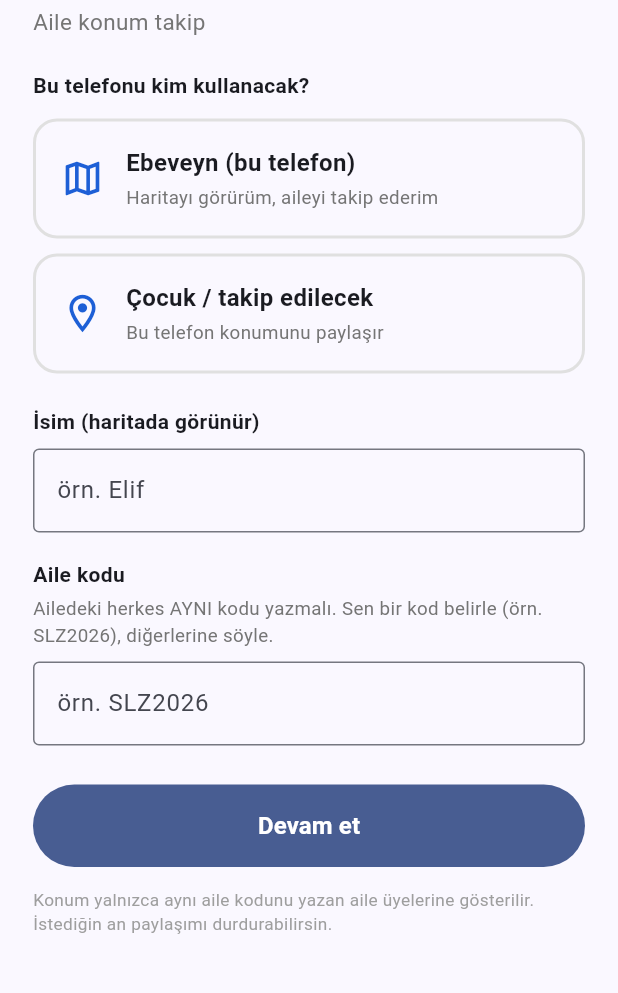
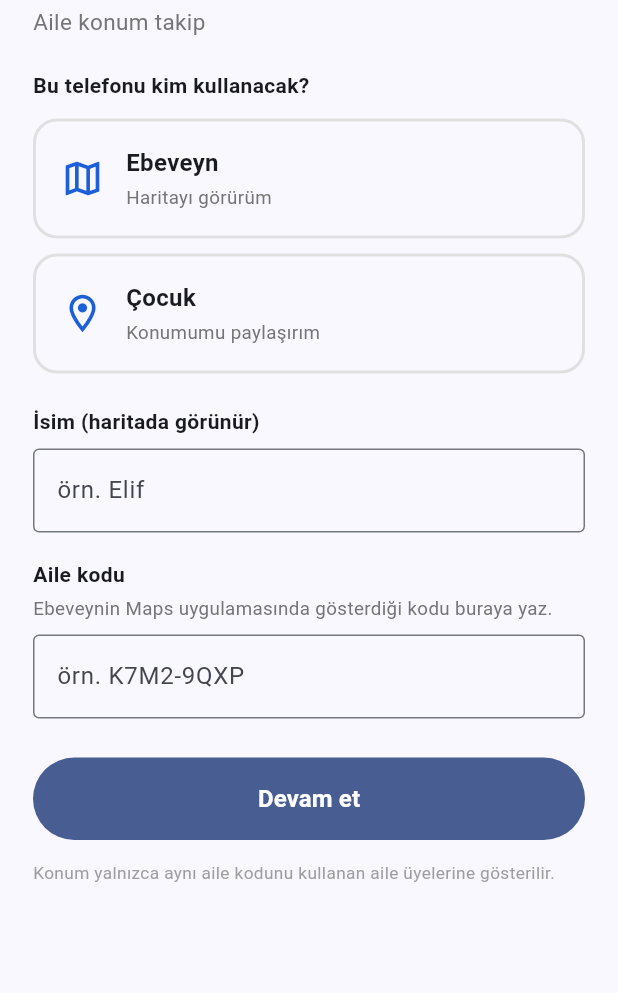
Before and after one commit to fenurgul-crypto/Riza-Bey, a Flutter app: the screen it shows after launch, after a tap on "Devam et", on a phone screen of 412 x 824 dp, the part 105-1098 px from its top. Run offline on Flutter 3.47's test engine with Material 3 defaults, Android fonts, the phone set to English and light mode, and no system bars; our stand-ins replace firebase_auth, firebase_core, firebase_database, flutter_map, geolocator, latlong2 and 1 more; accounts and stored records are empty; network calls fail.

Commit message:
İki isimli uygulama (Maps/FM) + anonim auth + sıkı kurallar + testler
- Rol derlemeyle sabit: Maps (ebeveyn), FM (çocuk); ayrı applicationId
- Firebase Anonymous Auth (güvenlik), graceful (auth kapalıysa yine çalışır)
- Ebeveyn güçlü aile kodu üretir/gösterir; çocuk kodu girer
- database.rules.json: auth zorunlu + veri doğrulama + kök kilit
- Birim testler (parseUyeler, agoText, uret); CI'da analyze + test + 2 APK
- SABAH-KURULUM.md: kurulum + güvenlik adımları

Co-Authored-By: Claude Opus 4.8 <noreply@anthropic.com>
Claude-Session: https://claude.ai/code/session_01DnC5pGfzv53S7Ypprq2SU1

```diff
--- a/app/lib/main.dart
+++ b/app/lib/main.dart
@@ -1,6 +1,9 @@
 import 'dart:async';
+import 'dart:math';
 import 'package:flutter/material.dart';
+import 'package:flutter/services.dart';
 import 'package:firebase_core/firebase_core.dart';
+import 'package:firebase_auth/firebase_auth.dart';
 import 'package:firebase_database/firebase_database.dart';
 import 'package:geolocator/geolocator.dart';
 import 'package:flutter_map/flutter_map.dart';
@@ -10,9 +13,21 @@ import 'firebase_options.dart';
 
 const Color kBrand = Color(0xFF1D5FD6);
 
+/// Rol derleme sırasında sabitlenir: "ebeveyn" (Maps) veya "cocuk" (FM).
+/// Boşsa tek uygulamada kullanıcı seçer.
+const String kRole = String.fromEnvironment('ROLE', defaultValue: '');
+String get kAppName => kRole == 'cocuk' ? 'FM' : (kRole == 'ebeveyn' ? 'Maps' : 'Rıza Bey');
+
 Future<void> main() async {
   WidgetsFlutterBinding.ensureInitialized();
   await Firebase.initializeApp(options: DefaultFirebaseOptions.currentPlatform);
+  // Güvenlik: her istemci anonim olarak kimlik doğrular (auth != null kuralı için).
+  // Anonim giriş konsolda henüz açık değilse uygulama yine de çalışsın diye hata yutulur.
+  try {
+    if (FirebaseAuth.instance.currentUser == null) {
+      await FirebaseAuth.instance.signInAnonymously();
+    }
+  } catch (_) {}
   runApp(const RizaApp());
 }
 
@@ -21,7 +36,7 @@ class RizaApp extends StatelessWidget {
   @override
   Widget build(BuildContext context) {
     return MaterialApp(
-      title: 'Rıza Bey',
+      title: kAppName,
       debugShowCheckedModeBanner: false,
       theme: ThemeData(colorSchemeSeed: kBrand, useMaterial3: true),
       home: const Gate(),
@@ -29,7 +44,12 @@ class RizaApp extends StatelessWidget {
   }
 }
 
-/// Kurulum yapıldı mı diye bakıp doğru ekrana yönlendirir.
+String uret(int n) {
+  const abc = 'ABCDEFGHJKLMNPQRSTUVWXYZ23456789'; // karışması kolay harfler çıkarıldı
+  final r = Random.secure();
+  return List.generate(n, (_) => abc[r.nextInt(abc.length)]).join();
+}
+
 class Gate extends StatefulWidget {
   const Gate({super.key});
   @override
@@ -48,19 +68,20 @@ class _GateState extends State<Gate> {
 
   Future<void> _load() async {
     final p = await SharedPreferences.getInstance();
-    _rol = p.getString('rol');
+    _rol = p.getString('rol') ?? (kRole.isNotEmpty ? kRole : null);
     _ad = p.getString('ad');
     _kod = p.getString('kod');
     _cihaz = p.getString('cihaz');
     if (_cihaz == null) {
-      _cihaz = 'c${DateTime.now().millisecondsSinceEpoch}';
+      _cihaz = 'c${DateTime.now().millisecondsSinceEpoch}${uret(4)}';
       await p.setString('cihaz', _cihaz!);
     }
     setState(() => _loading = false);
   }
 
   void _reset() => setState(() {
-        _rol = null;
+        _ad = null;
+        _kod = null;
       });
 
   @override
@@ -68,28 +89,25 @@ class _GateState extends State<Gate> {
     if (_loading) {
       return const Scaffold(body: Center(child: CircularProgressIndicator()));
     }
-    if (_rol == null || _ad == null || _kod == null) {
-      return SetupScreen(onDone: (rol, ad, kod) {
-        setState(() {
+    final kurulumBitti = _ad != null && _kod != null && (_rol != null);
+    if (!kurulumBitti) {
+      return SetupScreen(
+        sabitRol: kRole.isNotEmpty ? kRole : null,
+        onDone: (rol, ad, kod) => setState(() {
           _rol = rol;
           _ad = ad;
           _kod = kod;
-        });
-      });
+        }),
+      );
     }
-    return HomeScreen(
-      rol: _rol!,
-      ad: _ad!,
-      kod: _kod!,
-      cihaz: _cihaz!,
-      onReset: _reset,
-    );
+    return HomeScreen(rol: _rol!, ad: _ad!, kod: _kod!, cihaz: _cihaz!, onReset: _reset);
   }
 }
 
 class SetupScreen extends StatefulWidget {
+  final String? sabitRol; // derlemeyle sabit rol (Maps/FM); null ise seçtir
   final void Function(String rol, String ad, String kod) onDone;
-  const SetupScreen({super.key, required this.onDone});
+  const SetupScreen({super.key, required this.sabitRol, required this.onDone});
   @override
   State<SetupScreen> createState() => _SetupScreenState();
 }
@@ -100,6 +118,16 @@ class _SetupScreenState extends State<SetupScreen> {
   final _kod = TextEditingController();
 
   @override
+  void initState() {
+    super.initState();
+    _rol = widget.sabitRol;
+    if (_rol == 'ebeveyn') {
+      // Ebeveyn için güçlü, tahmin edilemez bir aile kodu üret.
+      _kod.text = '${uret(4)}-${uret(4)}';
+    }
+  }
+
+  @override
   void dispose() {
     _ad.dispose();
     _kod.dispose();
@@ -107,15 +135,109 @@ class _SetupScreenState extends State<SetupScreen> {
   }
 
   Future<void> _kaydet() async {
-    if (_rol == null || _ad.text.trim().isEmpty || _kod.text.trim().isEmpty) {
-      return;
-    }
+    if (_rol == null || _ad.text.trim().isEmpty || _kod.text.trim().isEmpty) return;
     final p = await SharedPreferences.getInstance();
     final kod = _kod.text.trim().toUpperCase();
     await p.setString('rol', _rol!);
     await p.setString('ad', _ad.text.trim());
     await p.setString('kod', kod);
     widget.onDone(_rol!, _ad.text.trim(), kod);
+  }
+
+  @override
+  Widget build(BuildContext context) {
+    final cocuk = _rol == 'cocuk';
+    final ebeveyn = _rol == 'ebeveyn';
+    return Scaffold(
+      body: SafeArea(
+        child: SingleChildScrollView(
+          padding: const EdgeInsets.all(22),
+          child: Column(crossAxisAlignment: CrossAxisAlignment.start, children: [
+            const SizedBox(height: 8),
+            Text(kAppName, style: const TextStyle(fontSize: 28, fontWeight: FontWeight.w800)),
+            const SizedBox(height: 4),
+            Text(
+              ebeveyn
+                  ? 'Ebeveyn — aileni haritada takip et'
+                  : cocuk
+                      ? 'Konumunu ailenle paylaş'
+                      : 'Aile konum takip',
+              style: TextStyle(color: Colors.grey.shade600, fontSize: 15),
+            ),
+            const SizedBox(height: 22),
+            if (widget.sabitRol == null) ...[
+              const Text('Bu telefonu kim kullanacak?', style: TextStyle(fontWeight: FontWeight.bold)),
+              const SizedBox(height: 12),
+              _roleCard('ebeveyn', 'Ebeveyn', 'Haritayı görürüm', Icons.map_outlined),
+              const SizedBox(height: 10),
+              _roleCard('cocuk', 'Çocuk', 'Konumumu paylaşırım', Icons.location_on_outlined),
+              const SizedBox(height: 22),
+            ],
+            const Text('İsim (haritada görünür)', style: TextStyle(fontWeight: FontWeight.bold)),
+            const SizedBox(height: 8),
+            TextField(
+              controller: _ad,
+              decoration: InputDecoration(
+                  hintText: ebeveyn ? 'örn. Baba' : 'örn. Elif', border: const OutlineInputBorder()),
+            ),
+            const SizedBox(height: 18),
+            if (ebeveyn) ...[
+              const Text('Aile kodun', style: TextStyle(fontWeight: FontWeight.bold)),
+              const SizedBox(height: 4),
+              Text('Bu kodu çocuğun FM uygulamasına yazacaksın. Kimseyle paylaşma.',
+                  style: TextStyle(color: Colors.grey.shade600, fontSize: 12.5)),
+              const SizedBox(height: 8),
+              Container(
+                padding: const EdgeInsets.symmetric(horizontal: 14, vertical: 16),
+                decoration: BoxDecoration(
+                  color: kBrand.withValues(alpha: 0.08),
+                  borderRadius: BorderRadius.circular(12),
+                  border: Border.all(color: kBrand.withValues(alpha: 0.3)),
+                ),
+                child: Row(children: [
+                  Expanded(
+                    child: Text(_kod.text,
+                        style: const TextStyle(
+                            fontSize: 22, fontWeight: FontWeight.w800, letterSpacing: 2, color: kBrand)),
+                  ),
+                  IconButton(
+                    icon: const Icon(Icons.copy, color: kBrand),
+                    onPressed: () {
+                      Clipboard.setData(ClipboardData(text: _kod.text));
+                      ScaffoldMessenger.of(context).showSnackBar(
+                          const SnackBar(content: Text('Kod kopyalandı')));
+                    },
+                  ),
+                ]),
+              ),
+            ] else ...[
+              const Text('Aile kodu', style: TextStyle(fontWeight: FontWeight.bold)),
+              const SizedBox(height: 4),
+              Text('Ebeveynin Maps uygulamasında gösterdiği kodu buraya yaz.',
+                  style: TextStyle(color: Colors.grey.shade600, fontSize: 12.5)),
+              const SizedBox(height: 8),
+              TextField(
+                controller: _kod,
+                textCapitalization: TextCapitalization.characters,
+                decoration: const InputDecoration(hintText: 'örn. K7M2-9QXP', border: OutlineInputBorder()),
+              ),
+            ],
+            const SizedBox(height: 26),
+            SizedBox(
+              width: double.infinity,
+              child: FilledButton(
+                onPressed: _kaydet,
+                style: FilledButton.styleFrom(padding: const EdgeInsets.symmetric(vertical: 16)),
+                child: const Text('Devam et', style: TextStyle(fontSize: 16, fontWeight: FontWeight.bold)),
+              ),
+            ),
+            const SizedBox(height: 14),
+            Text('Konum yalnızca aynı aile kodunu kullanan aile üyelerine gösterilir.',
+                style: TextStyle(color: Colors.grey.shade500, fontSize: 11.5)),
+          ]),
+        ),
+      ),
+    );
   }
 
   Widget _roleCard(String key, String title, String sub, IconData icon) {
@@ -144,75 +266,18 @@ class _SetupScreenState extends State<SetupScreen> {
       ),
     );
   }
-
-  @override
-  Widget build(BuildContext context) {
-    return Scaffold(
-      body: SafeArea(
-        child: SingleChildScrollView(
-          padding: const EdgeInsets.all(22),
-          child: Column(crossAxisAlignment: CrossAxisAlignment.start, children: [
-            const SizedBox(height: 8),
-            const Text('Rıza Bey', style: TextStyle(fontSize: 28, fontWeight: FontWeight.w800)),
-            const SizedBox(height: 4),
-            Text('Aile konum takip', style: TextStyle(color: Colors.grey.shade600, fontSize: 15)),
-            const SizedBox(height: 22),
-            const Text('Bu telefonu kim kullanacak?', style: TextStyle(fontWeight: FontWeight.bold)),
-            const SizedBox(height: 12),
-            _roleCard('ebeveyn', 'Ebeveyn (bu telefon)', 'Haritayı görürüm, aileyi takip ederim', Icons.map_outlined),
-            const SizedBox(height: 10),
-            _roleCard('cocuk', 'Çocuk / takip edilecek', 'Bu telefon konumunu paylaşır', Icons.location_on_outlined),
-            const SizedBox(height: 22),
-            const Text('İsim (haritada görünür)', style: TextStyle(fontWeight: FontWeight.bold)),
-            const SizedBox(height: 8),
-            TextField(
-              controller: _ad,
-              decoration: const InputDecoration(hintText: 'örn. Elif', border: OutlineInputBorder()),
-            ),
-            const SizedBox(height: 18),
-            const Text('Aile kodu', style: TextStyle(fontWeight: FontWeight.bold)),
-            const SizedBox(height: 4),
-            Text('Ailedeki herkes AYNI kodu yazmalı. Sen bir kod belirle (örn. SLZ2026), diğerlerine söyle.',
-                style: TextStyle(color: Colors.grey.shade600, fontSize: 12.5)),
-            const SizedBox(height: 8),
-            TextField(
-              controller: _kod,
-              textCapitalization: TextCapitalization.characters,
-              decoration: const InputDecoration(hintText: 'örn. SLZ2026', border: OutlineInputBorder()),
-            ),
-            const SizedBox(height: 26),
-            SizedBox(
-              width: double.infinity,
-              child: FilledButton(
-                onPressed: _kaydet,
-                style: FilledButton.styleFrom(padding: const EdgeInsets.symmetric(vertical: 16)),
-                child: const Text('Devam et', style: TextStyle(fontSize: 16, fontWeight: FontWeight.bold)),
-              ),
-            ),
-            const SizedBox(height: 14),
-            Text(
-              'Konum yalnızca aynı aile kodunu yazan aile üyelerine gösterilir. İstediğin an paylaşımı durdurabilirsin.',
-              style: TextStyle(color: Colors.grey.shade500, fontSize: 11.5),
-            ),
-          ]),
-        ),
-      ),
-    );
-  }
 }
 
 class HomeScreen extends StatelessWidget {
   final String rol, ad, kod, cihaz;
   final VoidCallback onReset;
-  const HomeScreen({
-    super.key,
-    required this.rol,
-    required this.ad,
-    required this.kod,
-    required this.cihaz,
-    required this.onReset,
-  });
-
+  const HomeScreen(
+      {super.key,
+      required this.rol,
+      required this.ad,
+      required this.kod,
+      required this.cihaz,
+      required this.onReset});
   @override
   Widget build(BuildContext context) {
     return rol == 'cocuk'
@@ -221,11 +286,11 @@ class HomeScreen extends StatelessWidget {
   }
 }
 
-/// Çocuk tarafı: konumu Firebase'e gönderir.
 class ChildScreen extends StatefulWidget {
   final String ad, kod, cihaz;
   final VoidCallback onReset;
-  const ChildScreen({super.key, required this.ad, required this.kod, required this.cihaz, required this.onReset});
+  const ChildScreen(
+      {super.key, required this.ad, required this.kod, required this.cihaz, required this.onReset});
   @override
   State<ChildScreen> createState() => _ChildScreenState();
 }
@@ -254,9 +319,7 @@ class _ChildScreenState extends State<ChildScreen> {
       return;
     }
     var izin = await Geolocator.checkPermission();
-    if (izin == LocationPermission.denied) {
-      izin = await Geolocator.requestPermission();
-    }
+    if (izin == LocationPermission.denied) izin = await Geolocator.requestPermission();
     if (izin == LocationPermission.denied || izin == LocationPermission.deniedForever) {
       setState(() => _durum = 'Konum izni verilmedi. Ayarlardan izin ver.');
       return;
@@ -299,7 +362,7 @@ class _ChildScreenState extends State<ChildScreen> {
   Widget build(BuildContext context) {
     return Scaffold(
       appBar: AppBar(
-        title: const Text('Rıza Bey'),
+        title: const Text('FM'),
         actions: [IconButton(onPressed: widget.onReset, icon: const Icon(Icons.settings))],
       ),
       body: Padding(
@@ -309,8 +372,11 @@ class _ChildScreenState extends State<ChildScreen> {
           Icon(_paylasiyor ? Icons.location_on : Icons.location_off,
               size: 64, color: _paylasiyor ? kBrand : Colors.grey),
           const SizedBox(height: 16),
-          Text(widget.ad, textAlign: TextAlign.center, style: const TextStyle(fontSize: 22, fontWeight: FontWeight.bold)),
-          Text('Aile kodu: ${widget.kod}', textAlign: TextAlign.center, style: TextStyle(color: Colors.grey.shade600)),
+          Text(widget.ad,
+              textAlign: TextAlign.center,
+              style: const TextStyle(fontSize: 22, fontWeight: FontWeight.bold)),
+          Text('Aile kodu: ${widget.kod}',
+              textAlign: TextAlign.center, style: TextStyle(color: Colors.grey.shade600)),
           const SizedBox(height: 20),
           Card(
             child: Padding(
@@ -321,7 +387,8 @@ class _ChildScreenState extends State<ChildScreen> {
                   const SizedBox(height: 8),
                   Text('${_son!.latitude.toStringAsFixed(5)}, ${_son!.longitude.toStringAsFixed(5)}',
                       style: TextStyle(color: Colors.grey.shade600, fontSize: 13)),
-                  Text('±${_son!.accuracy.round()} m', style: TextStyle(color: Colors.grey.shade500, fontSize: 12)),
+                  Text('±${_son!.accuracy.round()} m',
+                      style: TextStyle(color: Colors.grey.shade500, fontSize: 12)),
                 ],
               ]),
             ),
@@ -337,22 +404,19 @@ class _ChildScreenState extends State<ChildScreen> {
             ),
           ),
           const Spacer(),
-          Text(
-            'Not: Şu an uygulama açıkken konum gider. Uygulama kapalıyken de çalışması bir sonraki sürümde eklenecek.',
-            textAlign: TextAlign.center,
-            style: TextStyle(color: Colors.grey.shade500, fontSize: 11.5),
-          ),
+          Text('Not: Şu an uygulama açıkken konum gider. Kapalıyken çalışması sonraki sürümde eklenecek.',
+              textAlign: TextAlign.center, style: TextStyle(color: Colors.grey.shade500, fontSize: 11.5)),
         ]),
       ),
     );
   }
 }
 
-/// Ebeveyn tarafı: aile üyelerini haritada gösterir.
 class ParentScreen extends StatefulWidget {
   final String ad, kod, cihaz;
   final VoidCallback onReset;
-  const ParentScreen({super.key, required this.ad, required this.kod, required this.cihaz, required this.onReset});
+  const ParentScreen(
+      {super.key, required this.ad, required this.kod, required this.cihaz, required this.onReset});
   @override
   State<ParentScreen> createState() => _ParentScreenState();
 }
@@ -376,44 +440,43 @@ class _ParentScreenState extends State<ParentScreen> {
 
   void _dinle() {
     _sub = FirebaseDatabase.instance.ref('aile/${widget.kod}').onValue.listen((e) {
-      final val = e.snapshot.value;
-      final list = <_Uye>[];
-      if (val is Map) {
-        val.forEach((key, v) {
-          if (v is Map && v['lat'] is num && v['lng'] is num) {
-            list.add(_Uye(
-              id: key.toString(),
-              ad: (v['ad'] ?? '—').toString(),
-              lat: (v['lat'] as num).toDouble(),
-              lng: (v['lng'] as num).toDouble(),
-              ts: (v['ts'] is num) ? (v['ts'] as num).toInt() : 0,
-            ));
-          }
-        });
-      }
-      setState(() => _uyeler = list);
-      if (list.isNotEmpty) {
-        _map.move(LatLng(list.first.lat, list.first.lng), 14);
+      _uyeler = parseUyeler(e.snapshot.value);
+      if (mounted) setState(() {});
+      if (_uyeler.isNotEmpty) {
+        _map.move(LatLng(_uyeler.first.lat, _uyeler.first.lng), 14);
       }
     });
-  }
-
-  String _ago(int ts) {
-    if (ts == 0) return '';
-    final s = (DateTime.now().millisecondsSinceEpoch - ts) ~/ 1000;
-    if (s < 60) return 'az önce';
-    if (s < 3600) return '${s ~/ 60} dk önce';
-    return '${s ~/ 3600} sa önce';
   }
 
   @override
   Widget build(BuildContext context) {
     return Scaffold(
       appBar: AppBar(
-        title: Text('Ailem · ${widget.kod}'),
+        title: const Text('Maps'),
         actions: [IconButton(onPressed: widget.onReset, icon: const Icon(Icons.settings))],
       ),
       body: Column(children: [
+        Container(
+          width: double.infinity,
+          color: kBrand.withValues(alpha: 0.08),
+          padding: const EdgeInsets.symmetric(horizontal: 16, vertical: 8),
+          child: Row(children: [
+            const Icon(Icons.vpn_key, size: 16, color: kBrand),
+            const SizedBox(width: 8),
+            Text('Aile kodu: ${widget.kod}',
+                style: const TextStyle(fontWeight: FontWeight.bold, color: kBrand)),
+            const Spacer(),
+            IconButton(
+              visualDensity: VisualDensity.compact,
+              icon: const Icon(Icons.copy, size: 16, color: kBrand),
+              onPressed: () {
+                Clipboard.setData(ClipboardData(text: widget.kod));
+                ScaffoldMessenger.of(context)
+                    .showSnackBar(const SnackBar(content: Text('Kod kopyalandı')));
+              },
+            ),
+          ]),
+        ),
         Expanded(
           child: FlutterMap(
             mapController: _map,
@@ -421,13 +484,13 @@ class _ParentScreenState extends State<ParentScreen> {
             children: [
               TileLayer(
                 urlTemplate: 'https://tile.openstreetmap.org/{z}/{x}/{y}.png',
-                userAgentPackageName: 'com.rizabey.riza_takip',
+                userAgentPackageName: 'com.rizabey.maps',
               ),
               MarkerLayer(
                 markers: _uyeler
                     .map((u) => Marker(
                           point: LatLng(u.lat, u.lng),
-                          width: 90,
+                          width: 100,
                           height: 60,
                           child: Column(children: [
                             const Icon(Icons.location_on, color: kBrand, size: 34),
@@ -438,7 +501,8 @@ class _ParentScreenState extends State<ParentScreen> {
                                 borderRadius: BorderRadius.circular(6),
                                 boxShadow: const [BoxShadow(color: Colors.black26, blurRadius: 3)],
                               ),
-                              child: Text(u.ad, style: const TextStyle(fontSize: 11, fontWeight: FontWeight.bold)),
+                              child: Text(u.ad,
+                                  style: const TextStyle(fontSize: 11, fontWeight: FontWeight.bold)),
                             ),
                           ]),
                         ))
@@ -448,13 +512,13 @@ class _ParentScreenState extends State<ParentScreen> {
           ),
         ),
         SizedBox(
-          height: 190,
+          height: 180,
           child: _uyeler.isEmpty
               ? const Center(
                   child: Padding(
                     padding: EdgeInsets.all(20),
                     child: Text(
-                      'Henüz paylaşan yok.\nÇocuğun telefonuna aynı uygulamayı kurup AYNI aile kodunu yazın.',
+                      'Henüz paylaşan yok.\nÇocuğun telefonuna FM uygulamasını kurup yukarıdaki aile kodunu yazın.',
                       textAlign: TextAlign.center,
                     ),
                   ),
@@ -468,7 +532,8 @@ class _ParentScreenState extends State<ParentScreen> {
                                   style: const TextStyle(color: Colors.white)),
                             ),
                             title: Text(u.ad),
-                            subtitle: Text('${u.lat.toStringAsFixed(4)}, ${u.lng.toStringAsFixed(4)} · ${_ago(u.ts)}'),
+                            subtitle: Text(
+                                '${u.lat.toStringAsFixed(4)}, ${u.lng.toStringAsFixed(4)} · ${agoText(u.ts)}'),
                             trailing: IconButton(
                               icon: const Icon(Icons.my_location),
                               onPressed: () => _map.move(LatLng(u.lat, u.lng), 15),
@@ -482,6 +547,36 @@ class _ParentScreenState extends State<ParentScreen> {
   }
 }
 
+/// Firebase'den gelen ham veriyi üye listesine çevirir. (test edilebilir saf fonksiyon)
+List<_Uye> parseUyeler(Object? val) {
+  final list = <_Uye>[];
+  if (val is Map) {
+    val.forEach((key, v) {
+      if (v is Map && v['lat'] is num && v['lng'] is num) {
+        list.add(_Uye(
+          id: key.toString(),
+          ad: (v['ad'] ?? '—').toString(),
+          lat: (v['lat'] as num).toDouble(),
+          lng: (v['lng'] as num).toDouble(),
+          ts: (v['ts'] is num) ? (v['ts'] as num).toInt() : 0,
+        ));
+      }
+    });
+  }
+  return list;
+}
+
+/// Zaman farkını "az önce / 5 dk önce" biçiminde verir. (test edilebilir saf fonksiyon)
+String agoText(int ts, {DateTime? now}) {
+  if (ts == 0) return '';
+  final n = now ?? DateTime.now();
+  final s = (n.millisecondsSinceEpoch - ts) ~/ 1000;
+  if (s < 60) return 'az önce';
+  if (s < 3600) return '${s ~/ 60} dk önce';
+  if (s < 86400) return '${s ~/ 3600} sa önce';
+  return '${s ~/ 86400} gün önce';
+}
+
 class _Uye {
   final String id, ad;
   final double lat, lng;
--- a/app/pubspec.yaml
+++ b/app/pubspec.yaml
@@ -10,6 +10,7 @@ dependencies:
   flutter:
     sdk: flutter
   firebase_core: ^3.6.0
+  firebase_auth: ^5.3.1
   firebase_database: ^11.1.4
   geolocator: ^13.0.1
   flutter_map: ^7.0.2
@@ -19,6 +20,8 @@ dependencies:
 
 dev_dependencies:
   flutter_lints: ^4.0.0
+  flutter_test:
+    sdk: flutter
 
 flutter:
   uses-material-design: true
```
Also changed, not shown: database.rules.json (added, +22 -0 lines), 3 other files.
